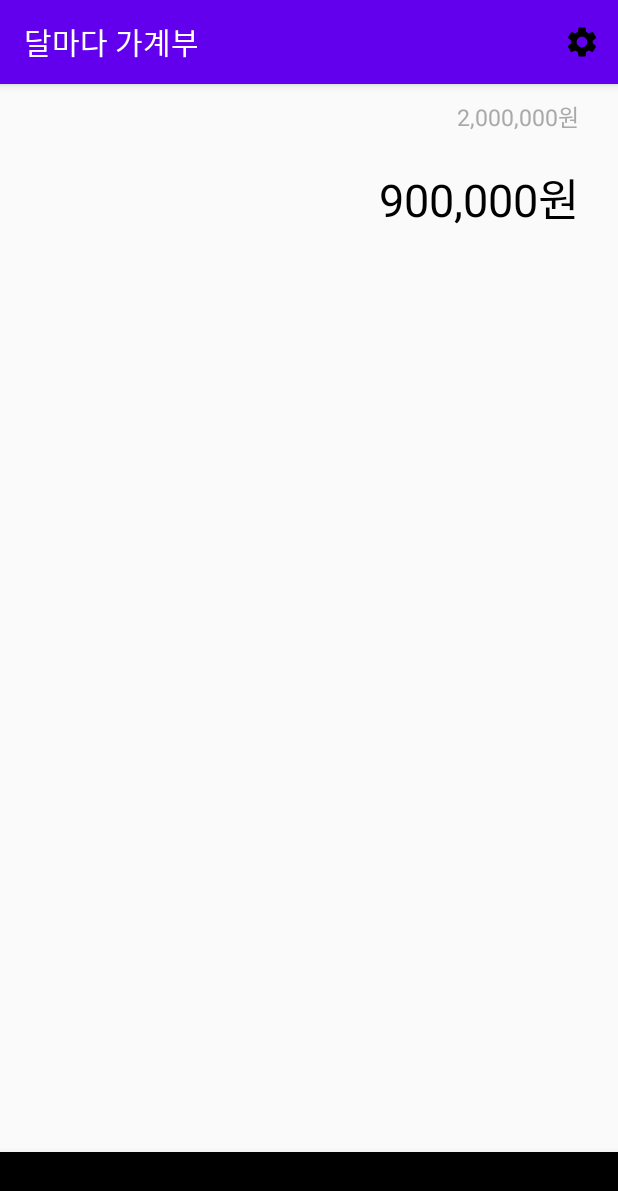
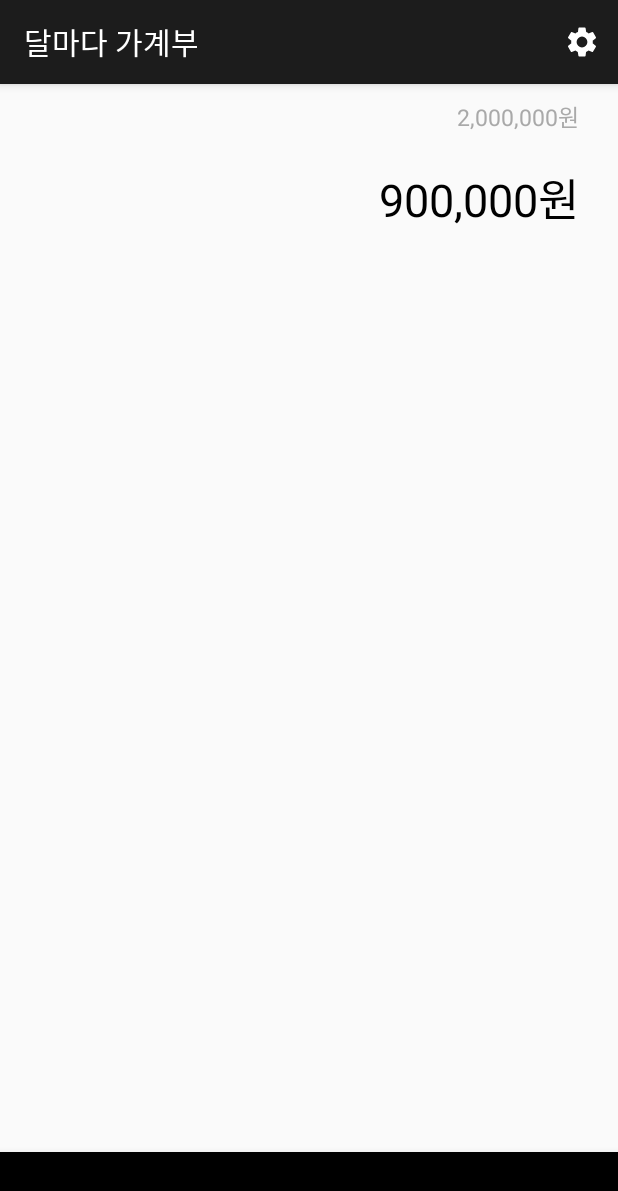
Before and after one commit to ljhmln/Monthly_Pay, an Android app: the screen it shows after launch (MainActivity), on a phone screen of 412 x 824 dp. Shown: the top 1191 px of the screen. Run offline under Robolectric (Android 15) with nearby library versions, the phone set to English and light mode, and no system bars.

Commit message:
2020-06-02 레이아웃 제작중

```diff
--- a/Monthly_Household_Account_Book/app/src/main/res/drawable/ic_setting.xml
+++ b/Monthly_Household_Account_Book/app/src/main/res/drawable/ic_setting.xml
@@ -4,6 +4,6 @@
         android:viewportWidth="24"
         android:viewportHeight="24">
     <path
-        android:fillColor="#FF000000"
+        android:fillColor="#ffffff"
         android:pathData="M19.1,12.9a2.8,2.8 0,0 0,0.1 -0.9,2.8 2.8,0 0,0 -0.1,-0.9l2.1,-1.6a0.7,0.7 0,0 0,0.1 -0.6L19.4,5.5a0.7,0.7 0,0 0,-0.6 -0.2l-2.4,1a6.5,6.5 0,0 0,-1.6 -0.9l-0.4,-2.6a0.5,0.5 0,0 0,-0.5 -0.4H10.1a0.5,0.5 0,0 0,-0.5 0.4L9.3,5.4a5.6,5.6 0,0 0,-1.7 0.9l-2.4,-1a0.4,0.4 0,0 0,-0.5 0.2l-2,3.4c-0.1,0.2 0,0.4 0.2,0.6l2,1.6a2.8,2.8 0,0 0,-0.1 0.9,2.8 2.8,0 0,0 0.1,0.9L2.8,14.5a0.7,0.7 0,0 0,-0.1 0.6l1.9,3.4a0.7,0.7 0,0 0,0.6 0.2l2.4,-1a6.5,6.5 0,0 0,1.6 0.9l0.4,2.6a0.5,0.5 0,0 0,0.5 0.4h3.8a0.5,0.5 0,0 0,0.5 -0.4l0.3,-2.6a5.6,5.6 0,0 0,1.7 -0.9l2.4,1a0.4,0.4 0,0 0,0.5 -0.2l2,-3.4c0.1,-0.2 0,-0.4 -0.2,-0.6ZM12,15.6A3.6,3.6 0,1 1,15.6 12,3.6 3.6,0 0,1 12,15.6Z"/>
 </vector>
--- a/Monthly_Household_Account_Book/app/src/main/res/values/colors.xml
+++ b/Monthly_Household_Account_Book/app/src/main/res/values/colors.xml
@@ -1,6 +1,6 @@
 <?xml version="1.0" encoding="utf-8"?>
 <resources>
-    <color name="colorPrimary">#6200EE</color>
-    <color name="colorPrimaryDark">#3700B3</color>
+    <color name="colorPrimary">#1c1c1c</color>
+    <color name="colorPrimaryDark">#1c1c1c</color>
     <color name="colorAccent">#03DAC5</color>
 </resources>
```
